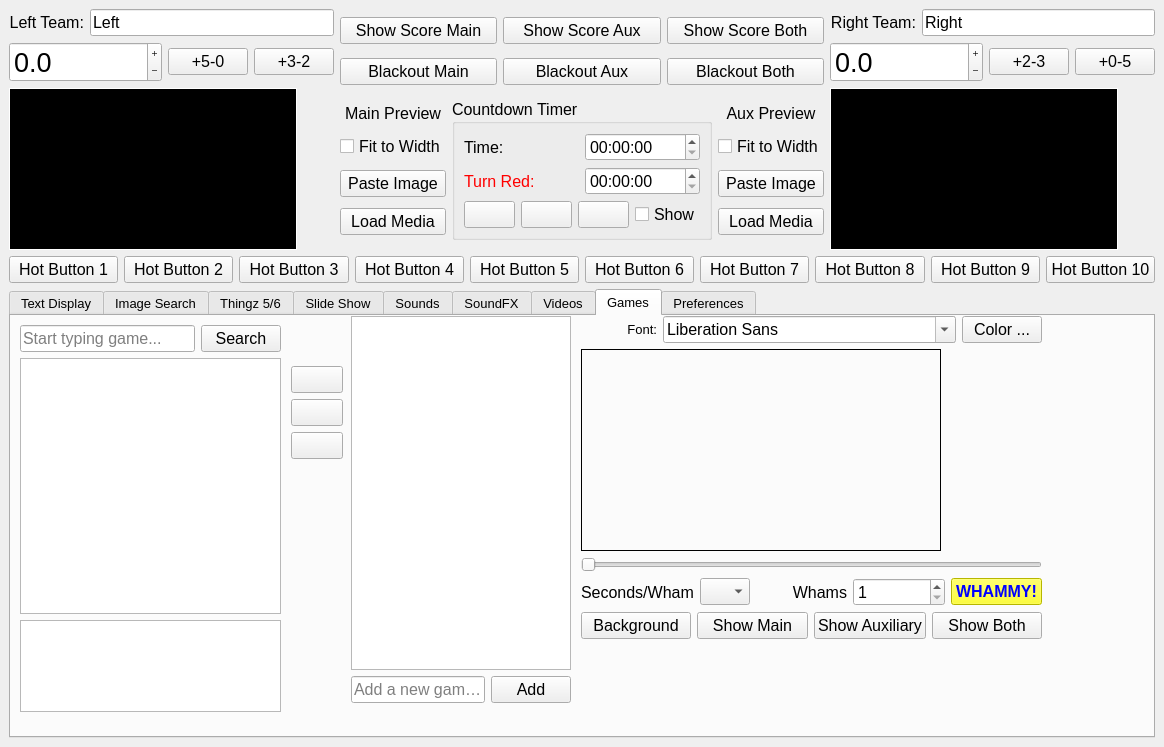
guywinterbotham/ImproTron, file ImproTronControlPanel.ui: the form before one commit.
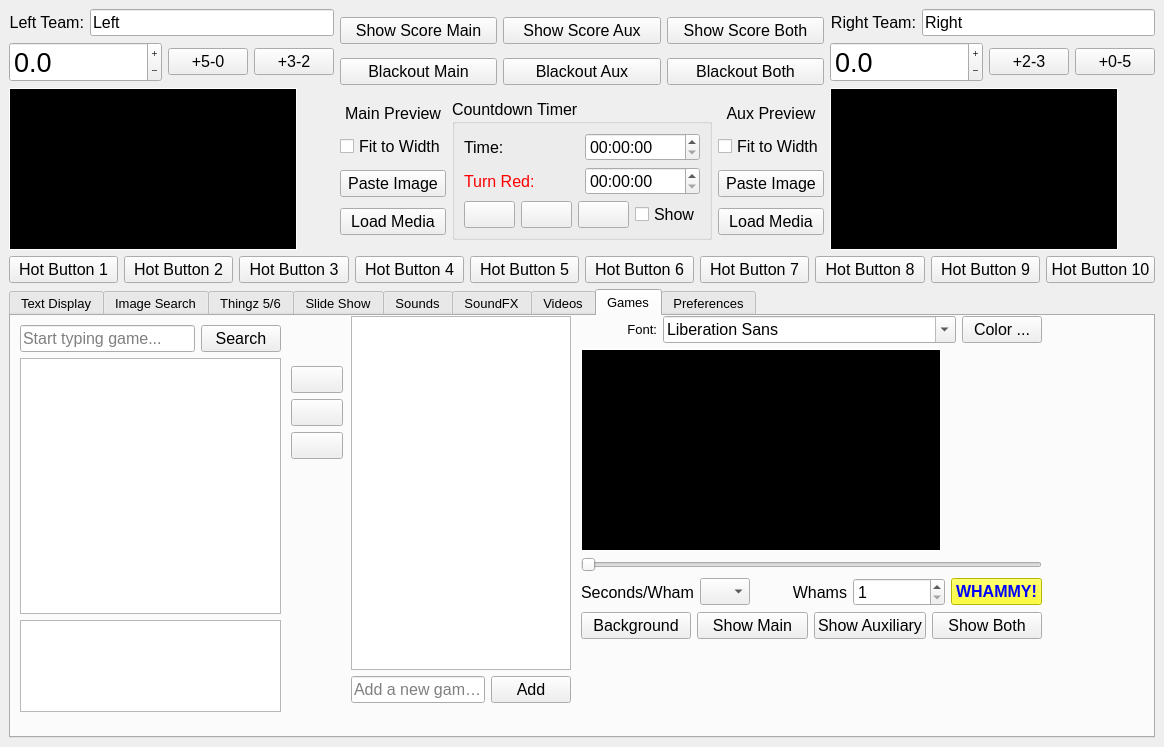
The form after the commit. Icons and pictures are not drawn.

Commit message: Refactoring for modularize the control board and make more pythonic

```diff
--- a/ImproTronControlPanel.ui
+++ b/ImproTronControlPanel.ui
@@ -4007,6 +4007,10 @@
                <height>202</height>
               </size>
              </property>
+             <property name="styleSheet">
+              <string notr="true">color: rgb(255, 255, 255);
+background-color: rgb(0, 0, 0);</string>
+             </property>
              <property name="frameShape">
               <enum>QFrame::Box</enum>
              </property>
@@ -4196,7 +4200,7 @@
          </item>
         </layout>
        </widget>
-       <widget class="QWidget" name="">
+       <widget class="QWidget" name="layoutWidget">
         <property name="geometry">
          <rect>
           <x>9</x>
@@ -4269,7 +4273,7 @@
          </item>
         </layout>
        </widget>
-       <widget class="QWidget" name="">
+       <widget class="QWidget" name="layoutWidget">
         <property name="geometry">
          <rect>
           <x>280</x>
@@ -4361,7 +4365,7 @@
          </item>
         </layout>
        </widget>
-       <widget class="QWidget" name="">
+       <widget class="QWidget" name="layoutWidget">
         <property name="geometry">
          <rect>
           <x>340</x>
```
The commit also changes 8 other files.
